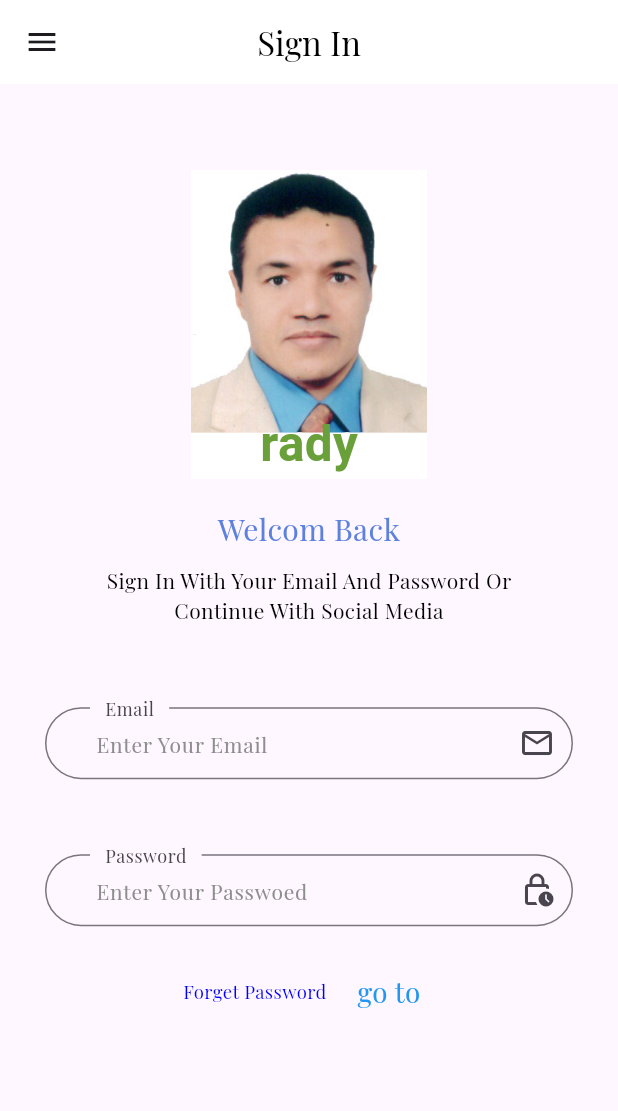
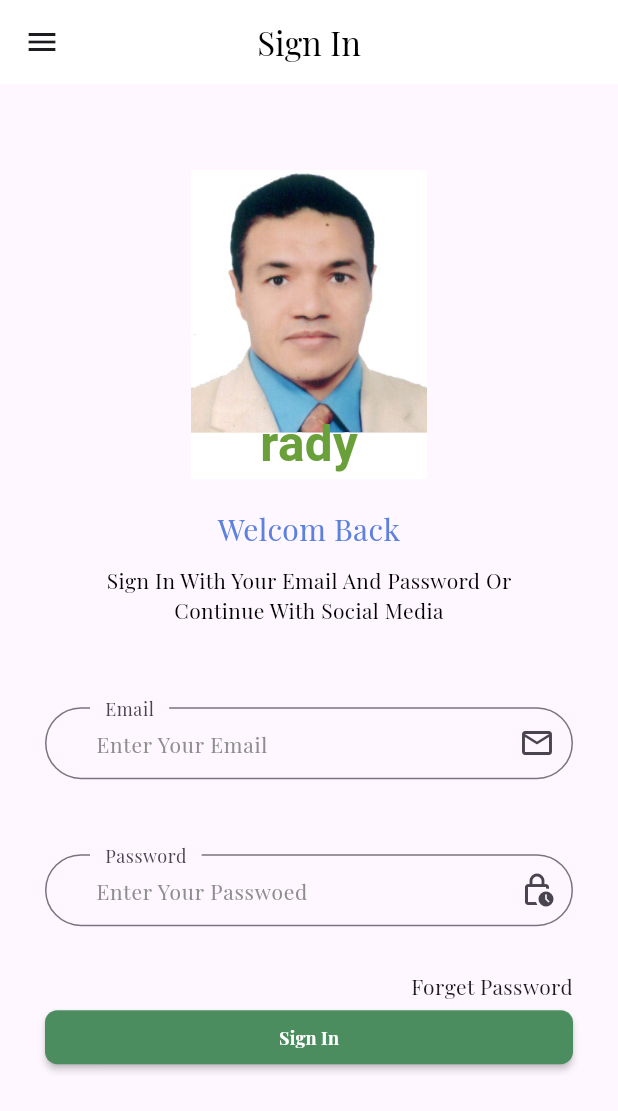
Before and after one commit to enrahsn/ecomerce, a Flutter app: the Login screen opened by its route, on a phone screen of 412 x 824 dp. Shown: the top 1111 px of the screen. Run offline on Flutter 3.47's test engine with Material 3 defaults, Android fonts, the phone set to English and light mode, and no system bars; our stand-ins replace get, shared_preferences; missing offline and left inert: firebaseauth; accounts and stored records are empty; Roboto replaces fonts that are missing (Pacifico).

Commit message:
HyButton

```diff
--- a/lib/models/core/OnBoarding/button_h.dart
+++ b/lib/models/core/OnBoarding/button_h.dart
@@ -1,22 +1,35 @@
-
 import 'package:flutter/material.dart';
-import 'package:get/get.dart';
-
-import '../../../controller/boarding_ctrl.dart';
 import '../../constant/colors.dart';
-
- class MyButton extends GetView<BoardingCtrlImp> {
+ class HyButton extends StatelessWidget {
   // MyButton({super.key, this.txt, Function()? onPressed});
-  const MyButton({super.key, required this.txt, this.onPressed});
+  final String txt;
   final void Function()? onPressed;
-  //
- final String? txt;
+  const HyButton({super.key, required this.txt, this.onPressed});
   @override
   Widget build(BuildContext context) {
     double scrHeight = MediaQuery.of(context).size.height; //افضل حل (حتى الان)
     double scrWidth  = MediaQuery.of(context).size.width;
 
-    return  Container(
+    return  MaterialButton(
+      onPressed:onPressed,
+    // Navigator.push(context, MaterialPageRoute(builder: (context)=>const LoginScreen()));
+                    // controller.onNext();
+                    color: kAppbarColor,
+    textColor: Colors.white,
+                    shape: RoundedRectangleBorder(
+    borderRadius: BorderRadius.circular(scrWidth * .02)
+                    ),
+                    child: Text(txt,
+                    style: TextStyle(
+    fontSize: scrWidth * .029,
+    fontWeight: FontWeight.bold
+                    ),
+                    ),
+                    );
+  }
+}
+ /*
+Container(
                 padding: EdgeInsets.symmetric(horizontal: scrWidth * .1,vertical: scrHeight * .071),
                 // width: double.infinity,
                 width: scrWidth * .71,
@@ -27,12 +40,12 @@ import '../../constant/colors.dart';
                     onPressed:onPressed,
                   // Navigator.push(context, MaterialPageRoute(builder: (context)=>const LoginScreen()));
                 // controller.onNext();
-                color: kPrimaryColor,
+                color: kAppbarColor,
                   textColor: Colors.white,
                 shape: RoundedRectangleBorder(
                   borderRadius: BorderRadius.circular(scrWidth * .02)
                 ),
-                child: Text(txt!,
+                child: Text(txt,
                 style: TextStyle(
                   fontSize: scrWidth * .04,
                   fontWeight: FontWeight.bold
@@ -40,5 +53,4 @@ import '../../constant/colors.dart';
                 ),
                 ),
                 );
-  }
-}
+ */
--- a/lib/views/screens/login.dart
+++ b/lib/views/screens/login.dart
@@ -37,8 +37,6 @@ class Login extends StatelessWidget {
             // const MyLogo( img:  AssetImage('assets/images/r.png'), ),
             //  Image(image: const AssetImage('assets/images/r.png'),
           // width: 200,
-
-
           const SizedBox(height: 10,),
           MyTitleAndTxt(title: 'Welcom Back',txt: 'Sign In With Your Email And Password Or Continue With Social Media ',),
           // const Text("2".tr),
@@ -48,10 +46,11 @@ class Login extends StatelessWidget {
         const SizedBox(height: 30,),
         const MyTxtFormAuth(hint: 'Enter Your Passwoed',lbl: 'Password',icon: Icons.lock_clock_outlined),
         const SizedBox(height: 30,),
-        const MyTextLogin(txt: 'Forget Password', login: 'go to  ',scrName: 'Sign up',),
-        const MyButton(txt: 'Sign Up',),
-          ],
-          ),),
+        // const MyTextLogin(txt: 'Forget Password', login: 'go to  ',scrName: 'Sign up',),
+        const Text('Forget Password',textAlign: TextAlign.end,),
+        HyButton(txt: 'Sign In', onPressed: () {}),
+          ]),
+          ),
     );
   }
 }
```
Also changed, not shown: lib/models/core/OnBoarding/button.dart (+2 -12 lines), lib/models/core/index.dart (deleted, +0 -11 lines), lib/models/core/txt_login.dart (+15 -4 lines).
